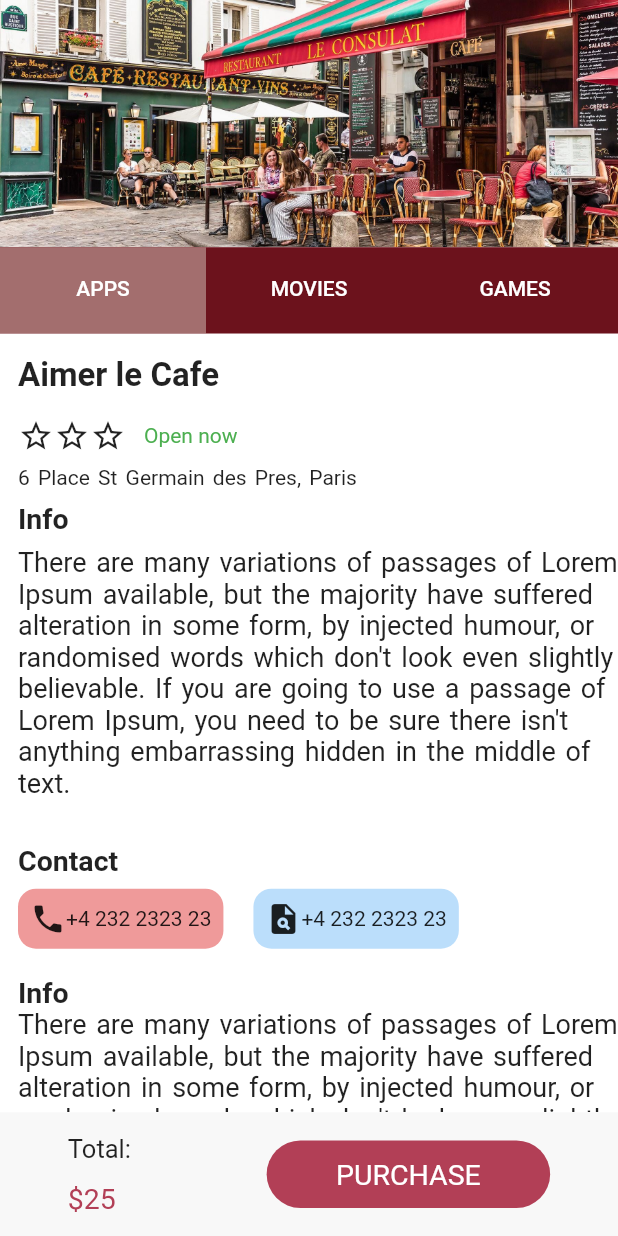
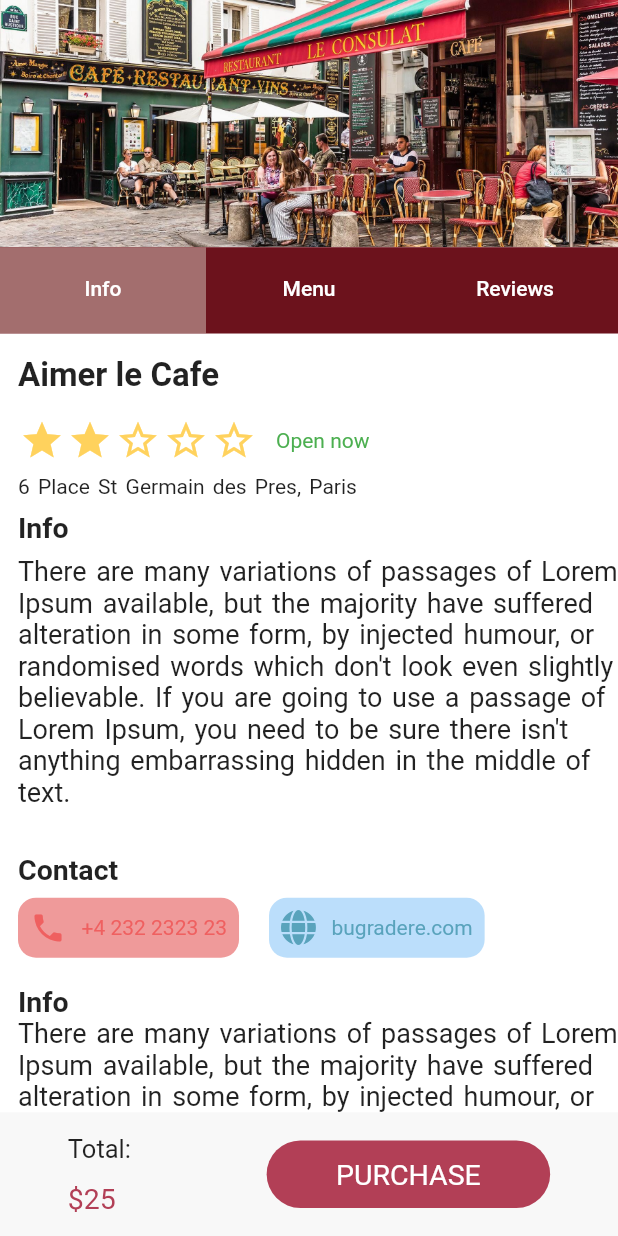
Before and after one commit to valentinesamuel/MarketOnlineApp, a Flutter app: the screen it shows after launch, on a phone screen of 412 x 824 dp. Run offline on Flutter 3.47's test engine with Material 2 defaults, Android fonts, the phone set to English and light mode, and no system bars; drawn by our look-alikes of flutter_rating_bar; our stand-ins replace font_awesome_flutter, intl_phone_field, pin_code_fields.

Commit message:
Finished the styling of one of the INFO tab in the store page

```diff
--- a/lib/main.dart
+++ b/lib/main.dart
@@ -1,5 +1,7 @@
 import 'package:MarketApp/utilities/bottomNavBar.dart';
 import 'package:flutter/material.dart';
+import 'package:flutter_rating_bar/flutter_rating_bar.dart';
+import 'package:font_awesome_flutter/font_awesome_flutter.dart';
 
 void main() {
   runApp(MaterialApp(home: StorePage()));
@@ -8,6 +10,11 @@ void main() {
 class StorePage extends StatefulWidget {
   @override
   _StorePageState createState() => _StorePageState();
+}
+
+int number;
+filler(number) {
+  number = number;
 }
 
 class _StorePageState extends State<StorePage> {
@@ -41,7 +48,7 @@ class _StorePageState extends State<StorePage> {
                           child: Container(
                             child: Align(
                               alignment: Alignment.center,
-                              child: Text("APPS"),
+                              child: Text("Info"),
                             ),
                           ),
                         ),
@@ -49,7 +56,7 @@ class _StorePageState extends State<StorePage> {
                           child: Container(
                             child: Align(
                               alignment: Alignment.center,
-                              child: Text("MOVIES"),
+                              child: Text("Menu"),
                             ),
                           ),
                         ),
@@ -57,7 +64,7 @@ class _StorePageState extends State<StorePage> {
                           child: Container(
                             child: Align(
                               alignment: Alignment.center,
-                              child: Text("GAMES"),
+                              child: Text("Reviews",),
                             ),
                           ),
                         ),
@@ -85,9 +92,28 @@ class _StorePageState extends State<StorePage> {
                               ),
                               Row(
                                 children: [
-                                  Icon(Icons.star_border),
-                                  Icon(Icons.star_border),
-                                  Icon(Icons.star_border),
+                                  RatingBar(
+                                    initialRating: 2,
+                                    direction: Axis.horizontal,
+                                    allowHalfRating: true,
+                                    itemCount: 5,
+                                    itemSize: 30,
+                                    ratingWidget: RatingWidget(
+                                      full: Icon(
+                                        Icons.star,
+                                        color: Color(0xffFFD25D),
+                                      ),
+                                      empty: Icon(Icons.star_outline,
+                                          color: Color(0xffFFD25D)),
+                                      half: Icon(Icons.star_half,
+                                          color: Color(0xffFFD25D)),
+                                    ),
+                                    itemPadding:
+                                        EdgeInsets.symmetric(horizontal: 1.0),
+                                    onRatingUpdate: (rating) {
+                                      print(rating);
+                                    },
+                                  ),
                                   SizedBox(
                                     width: 12,
                                   ),
@@ -136,8 +162,13 @@ class _StorePageState extends State<StorePage> {
                                       padding: EdgeInsets.all(8.0),
                                       child: Row(
                                         children: [
-                                          Icon(Icons.phone),
-                                          Text("+4 232 2323 23")
+                                          Icon(Icons.phone,
+                                              color: Color(0xffEF6060)),
+                                          Text(
+                                            "   +4 232 2323 23",
+                                            style: TextStyle(
+                                                color: Color(0xffEF6060)),
+                                          )
                                         ],
                                       ),
                                     ),
@@ -152,8 +183,15 @@ class _StorePageState extends State<StorePage> {
                                       padding: EdgeInsets.all(8.0),
                                       child: Row(
                                         children: [
-                                          Icon(Icons.plagiarism),
-                                          Text("+4 232 2323 23")
+                                          FaIcon(
+                                            FontAwesomeIcons.globe,
+                                            color: Color(0xff59A3BC),
+                                          ),
+                                          Text(
+                                            "   bugradere.com",
+                                            style: TextStyle(
+                                                color: Color(0XFF59A3BC)),
+                                          )
                                         ],
                                       ),
                                     ),
--- a/pubspec.yaml
+++ b/pubspec.yaml
@@ -27,7 +27,7 @@ dependencies:
   intl_phone_field: ^1.4.2
   font_awesome_flutter: ^8.10.0
   pin_code_fields: ^6.0.1
-
+  flutter_rating_bar: ^3.2.0
 
 dev_dependencies:
   flutter_test:
```
Also changed, not shown: pubspec.lock.
